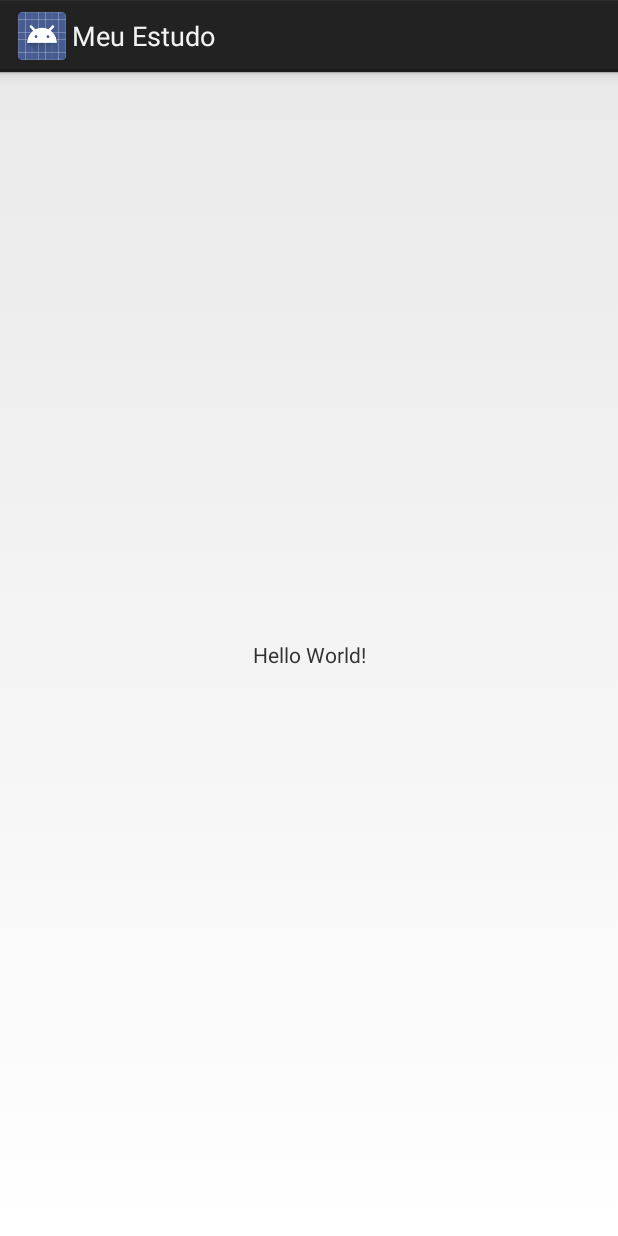
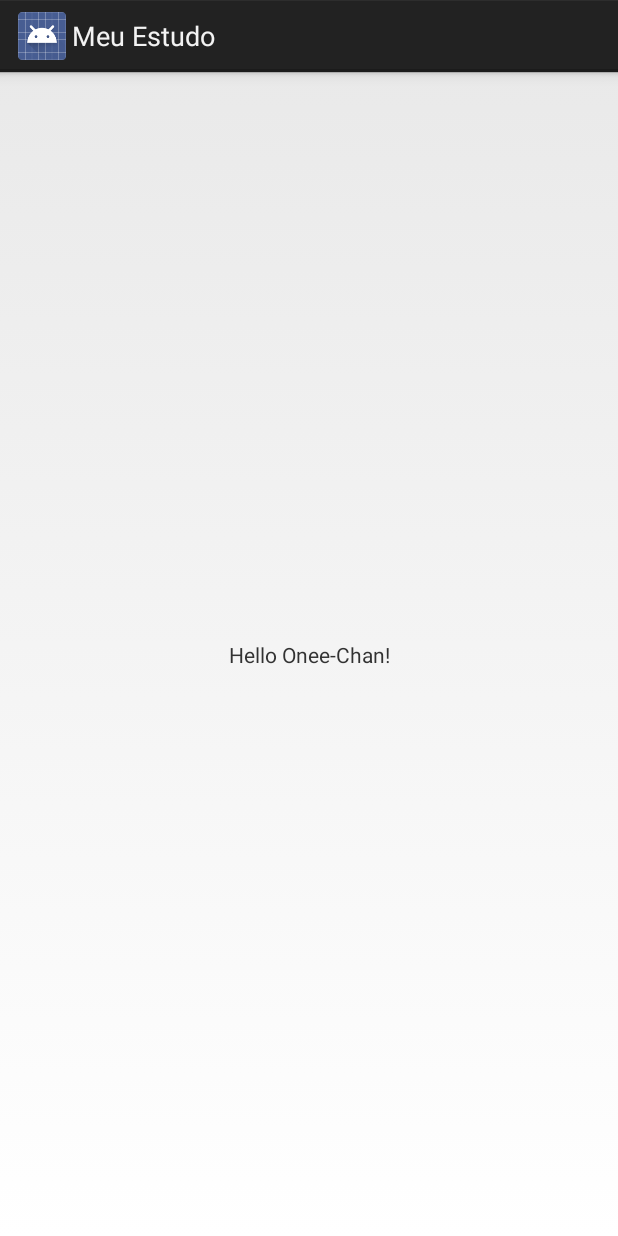
Before and after one commit to Amancio302/Meu-Estudo, an Android app: the screen it shows after launch (MainActivity), on a phone screen of 412 x 824 dp. Run offline under Robolectric (Android 15) with nearby library versions, the phone set to English and light mode, and no system bars.

Commit message:
Onee-chan

```diff
--- a/app/src/main/res/layout/activity_main.xml
+++ b/app/src/main/res/layout/activity_main.xml
@@ -9,7 +9,7 @@
     <TextView
         android:layout_width="wrap_content"
         android:layout_height="wrap_content"
-        android:text="Hello World!"
+        android:text="Hello Onee-Chan!"
         app:layout_constraintBottom_toBottomOf="parent"
         app:layout_constraintLeft_toLeftOf="parent"
         app:layout_constraintRight_toRightOf="parent"
```
